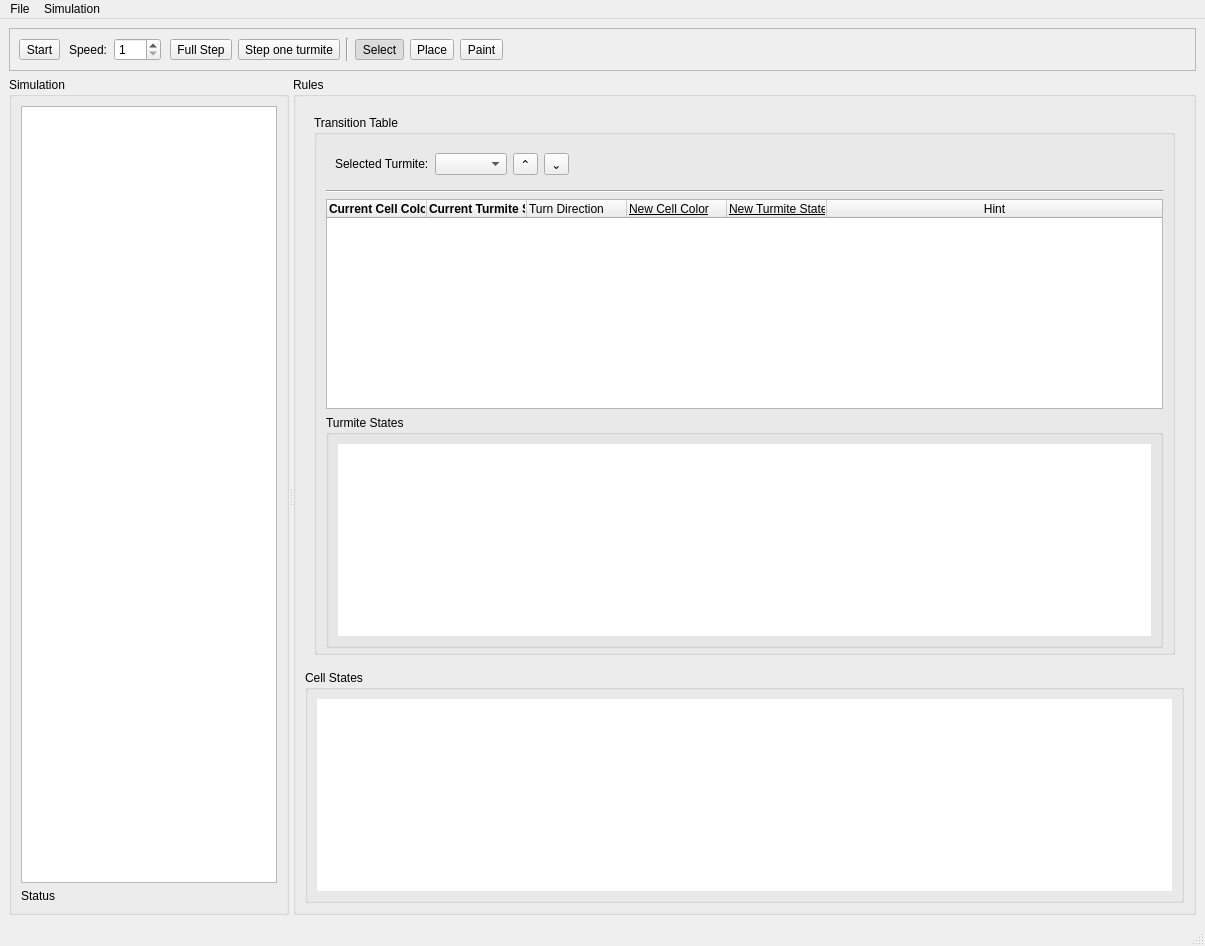
Old version of the form main_window.ui in the repository Belissimo-T/final-project-10.
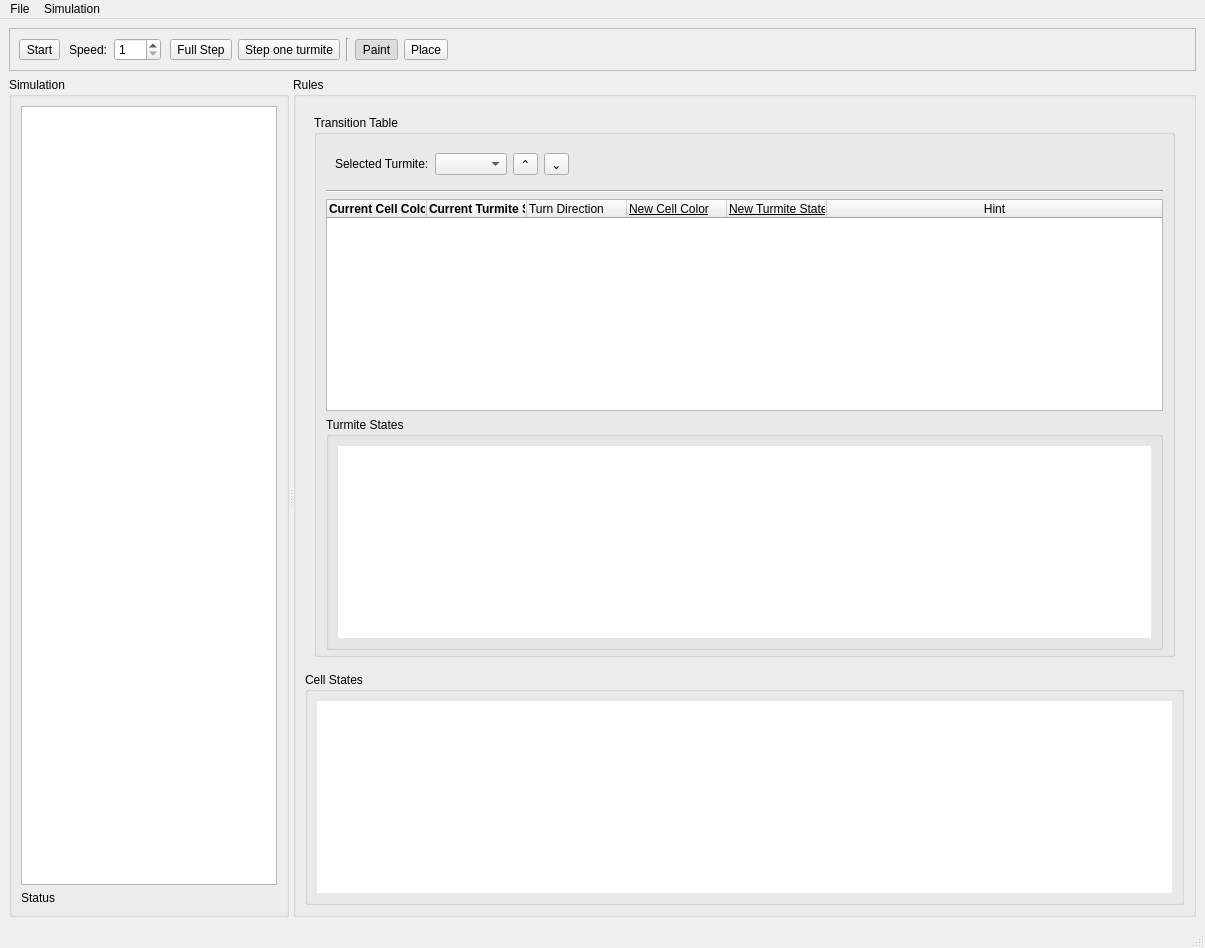
New version of the form.

Commit message: paint and place turmites

What changed in the file:
```diff
--- a/main_window.ui
+++ b/main_window.ui
@@ -7,7 +7,7 @@
     <x>0</x>
     <y>0</y>
     <width>1205</width>
-    <height>946</height>
+    <height>948</height>
    </rect>
   </property>
   <property name="sizePolicy">
@@ -150,41 +150,6 @@
           <property name="bottomMargin">
            <number>0</number>
           </property>
-          <item>
-           <widget class="QToolButton" name="selectToolButton">
-            <property name="toolTip">
-             <string>select Turmites by right-clicking</string>
-            </property>
-            <property name="text">
-             <string>Select</string>
-            </property>
-            <property name="checkable">
-             <bool>true</bool>
-            </property>
-            <property name="checked">
-             <bool>true</bool>
-            </property>
-            <attribute name="buttonGroup">
-             <string notr="true">inputControlButtonGroup</string>
-            </attribute>
-           </widget>
-          </item>
-          <item>
-           <widget class="QToolButton" name="toolButton">
-            <property name="toolTip">
-             <string>place a Turmite by right-clicking</string>
-            </property>
-            <property name="text">
-             <string>Place</string>
-            </property>
-            <property name="checkable">
-             <bool>true</bool>
-            </property>
-            <attribute name="buttonGroup">
-             <string notr="true">inputControlButtonGroup</string>
-            </attribute>
-           </widget>
-          </item>
           <item>
            <widget class="QToolButton" name="paintToolButton">
             <property name="toolTip">
@@ -192,6 +157,25 @@
             </property>
             <property name="text">
              <string>Paint</string>
+            </property>
+            <property name="checkable">
+             <bool>true</bool>
+            </property>
+            <property name="checked">
+             <bool>true</bool>
+            </property>
+            <attribute name="buttonGroup">
+             <string notr="true">inputControlButtonGroup</string>
+            </attribute>
+           </widget>
+          </item>
+          <item>
+           <widget class="QToolButton" name="placeToolButton">
+            <property name="toolTip">
+             <string>duplicate the currently selected Turmite and place it by right-clicking</string>
+            </property>
+            <property name="text">
+             <string>Place</string>
             </property>
             <property name="checkable">
              <bool>true</bool>
```
The commit also changes 3 other files.
